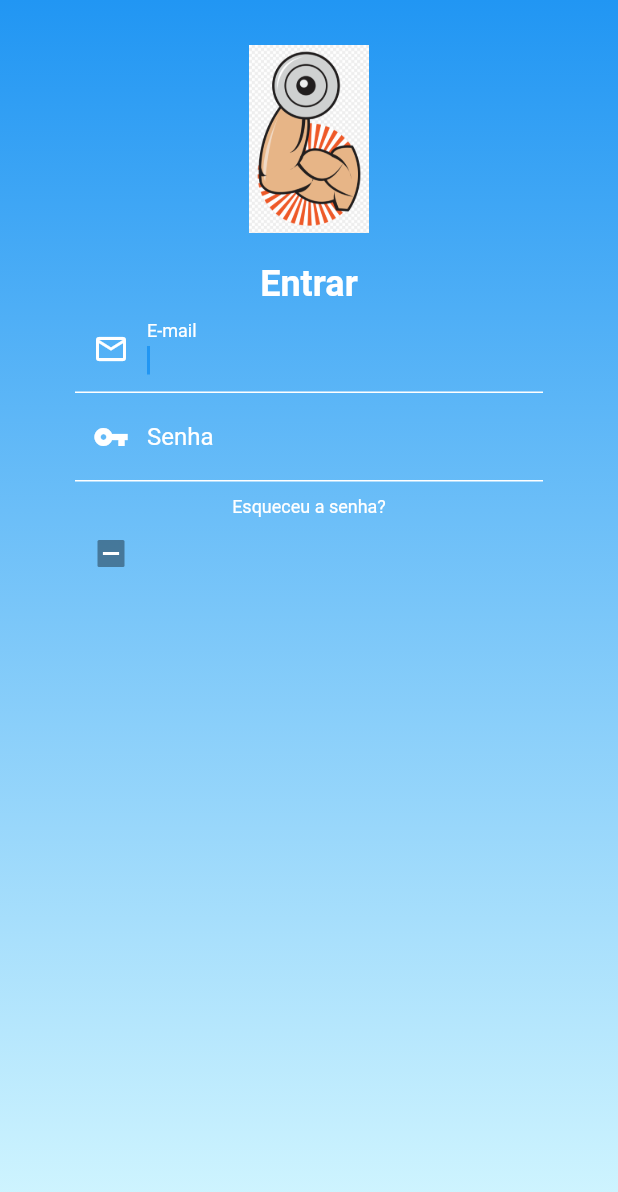
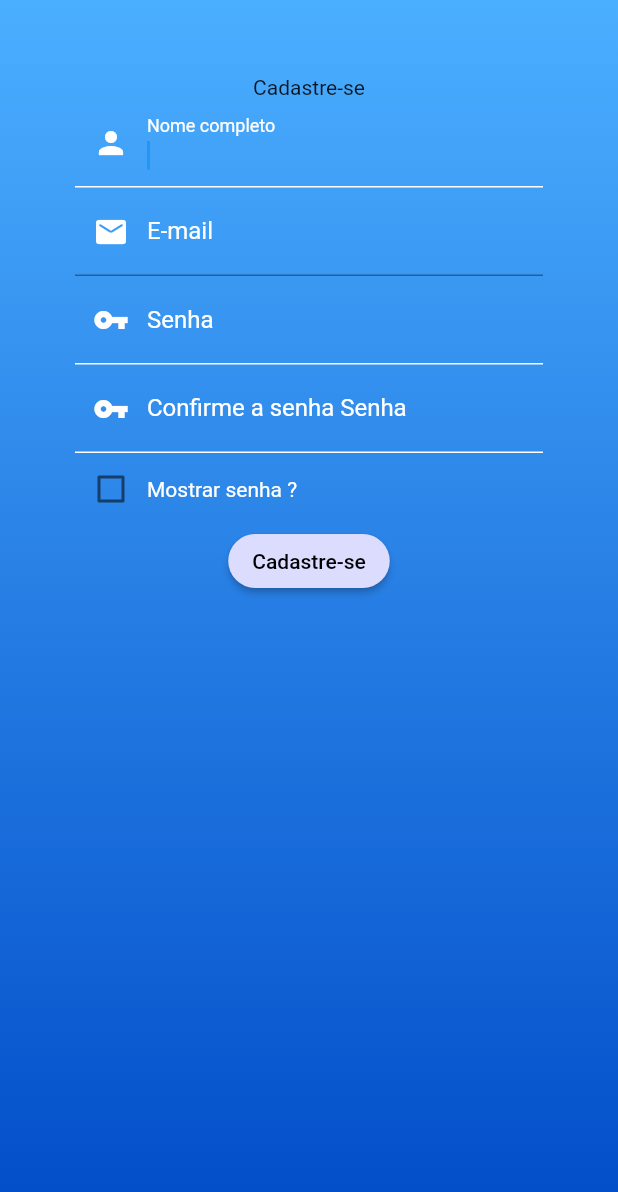
Before and after one commit to aldo-pereira22/gym_app, a Flutter app: the screen it shows after launch, on a phone screen of 412 x 824 dp. Shown: the top 1192 px of the screen. Run offline on Flutter 3.47's test engine with Material 2 defaults, Android fonts, the phone set to English and light mode, and no system bars.

Commit message:
Tela de cadastro e login

```diff
--- a/lib/main.dart
+++ b/lib/main.dart
@@ -1,5 +1,5 @@
 import 'package:flutter/material.dart';
-import 'package:gym_app/screens/login_screen.dart';
+import 'package:gym_app/screens/sign_up_screen.dart';
 
 void main() {
   runApp(MyApp());
@@ -11,7 +11,7 @@ class MyApp extends StatelessWidget {
   Widget build(BuildContext context) {
     return MaterialApp(
       title: 'Gym APPPPPP',
-      home: LoginScreen(),
+      home: SignUpScreen(),
     );
   }
 }
--- a/lib/screens/login_screen.dart
+++ b/lib/screens/login_screen.dart
@@ -1,4 +1,5 @@
 import 'package:flutter/material.dart';
+import 'package:gym_app/values/CustomColors.dart';
 
 class LoginScreen extends StatefulWidget {
   @override
@@ -20,7 +21,8 @@ class _LoginScreenState extends State<LoginScreen> {
             begin: Alignment.topCenter,
             end: Alignment.bottomCenter,
             colors: [
-              topColor,
+              CustomColors().getGradientMainColor(),
+              CustomColors().getGradientSeconColor(),
               bottomColor,
             ],
           ),
@@ -115,8 +117,62 @@ class _LoginScreenState extends State<LoginScreen> {
                   textAlign: TextAlign.center,
                 ),
               ),
+              Padding(
+                padding: EdgeInsets.only(bottom: 10),
+              ),
               Row(
-                children: [Checkbox(value: value, onChanged: onChanged)],
+                children: [
+                  Checkbox(
+                    value: this.continueConected,
+                    onChanged: (bool? newValue) {
+                      setState(() {
+                        this.continueConected = newValue!;
+                      });
+                    },
+                  ),
+                  Text(
+                    "Continuar conectado ?",
+                    style: TextStyle(color: Colors.white),
+                  )
+                ],
+              ),
+              RaisedButton(
+                onPressed: () {},
+                child: Text(
+                  "Login",
+                  style: TextStyle(
+                    color: Colors.white,
+                  ),
+                ),
+                color: CustomColors().getActivePrimaryButtonColor(),
+                shape: RoundedRectangleBorder(
+                    borderRadius: BorderRadius.circular(30)),
+              ),
+              Padding(
+                padding: EdgeInsets.symmetric(vertical: 10),
+                child: Divider(
+                  color: Colors.black,
+                ),
+              ),
+              Text(
+                "Ainda não tem uma conta ?",
+                textAlign: TextAlign.center,
+                style: TextStyle(fontSize: 11),
+              ),
+              Padding(
+                padding: EdgeInsets.symmetric(vertical: 10),
+                child: RaisedButton(
+                  onPressed: () {},
+                  child: Text(
+                    "Cadastre-se",
+                    style: TextStyle(
+                      color: Colors.white,
+                    ),
+                  ),
+                  color: CustomColors().getActiveSecondaryButton(),
+                  shape: RoundedRectangleBorder(
+                      borderRadius: BorderRadius.circular(30)),
+                ),
               )
             ],
           ),
--- /dev/null
+++ b/lib/screens/sign_up_screen.dart
@@ -0,0 +1,166 @@
+import 'package:flutter/material.dart';
+import 'package:gym_app/values/CustomColors.dart';
+
+class SignUpScreen extends StatefulWidget {
+  @override
+  _SignUpScreenState createState() => _SignUpScreenState();
+}
+
+class _SignUpScreenState extends State<SignUpScreen> {
+  bool showPressed = false;
+  @override
+  Widget build(BuildContext context) {
+    return Scaffold(
+      body: Container(
+        padding: EdgeInsets.symmetric(
+          vertical: 50,
+          horizontal: 50,
+        ),
+        width: MediaQuery.of(context).size.width,
+        height: MediaQuery.of(context).size.height,
+        decoration: BoxDecoration(
+          gradient: LinearGradient(
+              begin: Alignment.topCenter,
+              end: Alignment.bottomCenter,
+              colors: [
+                CustomColors().getGradientSeconColor(),
+                CustomColors().getGradientMainColor()
+              ]),
+        ),
+        child: SingleChildScrollView(
+          child: Column(
+            children: [
+              Text("Cadastre-se"),
+              Form(
+                child: Column(
+                  children: [
+                    TextFormField(
+                      autofocus: true,
+                      decoration: InputDecoration(
+                        labelText: "Nome completo",
+                        labelStyle: TextStyle(
+                          color: Colors.white,
+                        ),
+                        prefixIcon: Icon(
+                          Icons.person,
+                          color: Colors.white,
+                        ),
+                        focusedBorder: UnderlineInputBorder(
+                          borderSide: BorderSide(
+                            color: Colors.white,
+                          ),
+                        ),
+                      ),
+                    ),
+                    TextFormField(
+                      autofocus: true,
+                      decoration: InputDecoration(
+                        labelText: "E-mail",
+                        labelStyle: TextStyle(
+                          color: Colors.white,
+                        ),
+                        prefixIcon: Icon(
+                          Icons.mail_rounded,
+                          color: Colors.white,
+                        ),
+                        focusedBorder: UnderlineInputBorder(
+                          borderSide: BorderSide(
+                            color: Colors.white,
+                          ),
+                        ),
+                      ),
+                    ),
+                    TextFormField(
+                      obscureText: true,
+                      decoration: InputDecoration(
+                        labelText: "Senha",
+                        labelStyle: TextStyle(
+                          color: Colors.white,
+                        ),
+                        prefixIcon: Icon(
+                          Icons.vpn_key_sharp,
+                          color: Colors.white,
+                        ),
+                        border: UnderlineInputBorder(
+                          borderSide: BorderSide(
+                            color: Colors.white,
+                          ),
+                        ),
+                        focusedBorder: UnderlineInputBorder(
+                          borderSide: BorderSide(
+                            color: Colors.white,
+                          ),
+                        ),
+                        enabledBorder: UnderlineInputBorder(
+                          borderSide: BorderSide(
+                            color: Colors.white,
+                          ),
+                        ),
+                      ),
+                    ),
+                    TextFormField(
+                      obscureText: true,
+                      decoration: InputDecoration(
+                        labelText: "Confirme a senha Senha",
+                        labelStyle: TextStyle(
+                          color: Colors.white,
+                        ),
+                        prefixIcon: Icon(
+                          Icons.vpn_key_sharp,
+                          color: Colors.white,
+                        ),
+                        border: UnderlineInputBorder(
+                          borderSide: BorderSide(
+                            color: Colors.white,
+                          ),
+                        ),
+                        focusedBorder: UnderlineInputBorder(
+                          borderSide: BorderSide(
+                            color: Colors.white,
+                          ),
+                        ),
+                        enabledBorder: UnderlineInputBorder(
+                          borderSide: BorderSide(
+                            color: Colors.white,
+                          ),
+                        ),
+                      ),
+                    ),
+                    Row(
+                      children: [
+                        Checkbox(
+                          value: this.showPressed,
+                          onChanged: (bool? newValue) {
+                            setState(() {
+                              this.showPressed = newValue!;
+                            });
+                          },
+                        ),
+                        Text(
+                          "Mostrar senha ?",
+                          style: TextStyle(color: Colors.white),
+                        )
+                      ],
+                    ),
+                    RaisedButton(
+                      onPressed: () {},
+                      child: Text(
+                        "Cadastre-se",
+                        style: TextStyle(
+                          color: Colors.black,
+                        ),
+                      ),
+                      color: CustomColors().getActiveSecondaryButton(),
+                      shape: RoundedRectangleBorder(
+                          borderRadius: BorderRadius.circular(30)),
+                    )
+                  ],
+                ),
+              ),
+            ],
+          ),
+        ),
+      ),
+    );
+  }
+}
--- /dev/null
+++ b/lib/values/CustomColors.dart
@@ -0,0 +1,24 @@
+import 'package:flutter/material.dart';
+
+class CustomColors {
+  Color _activePrimaryButton = Color.fromARGB(255, 63, 81, 181);
+  Color _activeSecondaryButton = Color.fromARGB(255, 220, 220, 255);
+  Color _gradientMainColor = Color.fromARGB(255, 0, 75, 200);
+  Color _gradientSecondColor = Color.fromARGB(255, 75, 175, 255);
+
+  Color getActivePrimaryButtonColor() {
+    return _activePrimaryButton;
+  }
+
+  Color getActiveSecondaryButton() {
+    return _activeSecondaryButton;
+  }
+
+  Color getGradientMainColor() {
+    return _gradientMainColor;
+  }
+
+  Color getGradientSeconColor() {
+    return _gradientSecondColor;
+  }
+}
```
